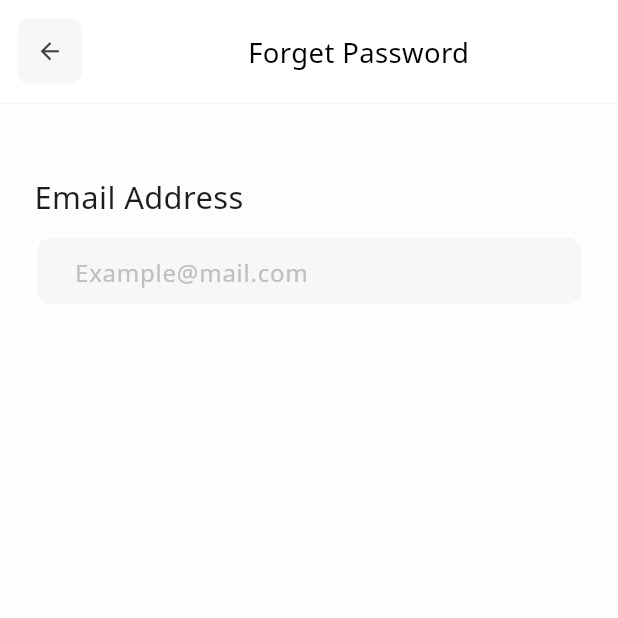
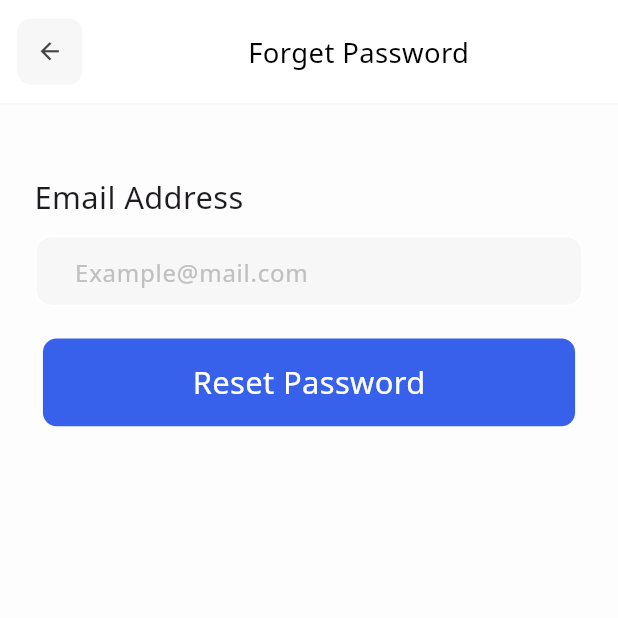
Before and after one commit to TopBusiness-Flutter-Projects/mawhebtak, a Flutter app: the ForgetPasswordScreen screen opened by its route, on a phone screen of 412 x 824 dp, the top half of it. Run offline on Flutter 3.47's test engine with Material 3 defaults, Android fonts, the light colour scheme and no system bars; our stand-ins replace auto_size_text, awesome_dialog, cached_network_image, connectivity_plus, dartz, dio and 13 more; missing offline and left inert: overlay_loader_with_app_icon; accounts and stored records are empty; Roboto replaces fonts that are missing (Noto Sans); project files that could hold a hidden picture were left out.

```diff
--- a/lib/core/utils/app_colors.dart
+++ b/lib/core/utils/app_colors.dart
@@ -3,8 +3,10 @@ import 'package:flutter/material.dart';
 import 'hex_color.dart';
 
 class AppColors {
-  static Color primary = const Color(0xff3646ff);
-  static Color secondPrimary = HexColor('#F4E07D');
+  static Color primary = const Color(0xff3761EA);
+  static Color secondPrimary = HexColor('#48B6F0');
+  // static Color primary = const Color(0xff3646ff);
+  // static Color secondPrimary = HexColor('#F4E07D');
   static Color grayLite = const Color(0xffF7F7F7);
   static Color darkGray = const Color(0xff464545);
   static Color gray = const Color(0xffC0C0C0);
--- a/lib/core/widgets/custom_button.dart
+++ b/lib/core/widgets/custom_button.dart
@@ -1,9 +1,4 @@
-import 'package:flutter/material.dart';
-import 'package:flutter_screenutil/flutter_screenutil.dart';
-
-import '../../../core/utils/app_colors.dart';
-import '../../../core/utils/app_strings.dart';
-import '../../../core/utils/get_size.dart';
+import 'package:mawhebtak/core/exports.dart';
 
 class CustomButton extends StatelessWidget {
   const CustomButton({
@@ -15,26 +10,26 @@ class CustomButton extends StatelessWidget {
   final String title;
   @override
   Widget build(BuildContext context) {
-    return InkWell(
+    return Padding(
+      padding: EdgeInsets.symmetric(
+          horizontal: 5.w, vertical: 10.h),
+      child: InkWell(
         onTap: onTap,
-   //   borderRadius: BorderRadius.circular(getSize(context) / 12),
+        borderRadius: BorderRadius.circular(8.r),
         child: Container(
-height: 30.h,
-       // width: double.infinity,
+          width: double.infinity,
           alignment: Alignment.center,
-        padding: EdgeInsets.symmetric(horizontal: 50.w),
+          padding: EdgeInsets.all(12.r),
           decoration: BoxDecoration(
-          color: AppColors.transparent,
-          borderRadius: BorderRadius.circular(8.r),
-          border: Border.all(width: 1.0,color: AppColors.white)
+            color: AppColors.primary,
+            borderRadius: BorderRadius.circular(8.sp),
           ),
           child: Text(
             title,
             style: TextStyle(
               color: AppColors.white,
               fontFamily: AppStrings.fontFamily,
-            fontWeight: FontWeight.w400,
-            fontSize: 14.sp
+            ),
           ),
         ),
       ),
--- a/lib/features/on_boarding/screen/onboarding1.dart
+++ b/lib/features/on_boarding/screen/onboarding1.dart
@@ -48,7 +48,7 @@ class OnBoarding1 extends StatelessWidget {
                  // textDirection: TextDirection.ltr,
                   effect: WormEffect(
                     activeDotColor: AppColors.secondPrimary,
-                    dotColor: AppColors.grayDark,
+                    dotColor: AppColors.grayLite.withOpacity(0.2),
                     dotHeight:5.h,
                     dotWidth: 13.w,
                     type: WormType.thin,
--- a/lib/features/on_boarding/screen/onboarding2.dart
+++ b/lib/features/on_boarding/screen/onboarding2.dart
@@ -55,7 +55,7 @@ class OnBoarding2 extends StatelessWidget {
 
                         effect: WormEffect(
                           activeDotColor: AppColors.secondPrimary,
-                          dotColor: AppColors.grayDark,
+                          dotColor: AppColors.grayLite.withOpacity(0.2),
                           dotHeight:5.h,
                           dotWidth: 13.w,
                           type: WormType.thin,
--- a/lib/features/verification/cubit/verification_cubit.dart
+++ b/lib/features/verification/cubit/verification_cubit.dart
@@ -7,4 +7,5 @@ import 'verification_state.dart';
 class VerificationCubit extends Cubit<VerificationState> {
   VerificationCubit(this.exRepo) : super(VerificationInitial());
   VerificationRepo exRepo;
+  TextEditingController pinController = TextEditingController();
 }
--- a/pubspec.yaml
+++ b/pubspec.yaml
@@ -49,7 +49,7 @@ dependencies:
   flutter_svg: ^2.0.10+1
   cached_network_image: ^3.3.1
   path_provider: ^2.1.3
-
+  pinput: ^5.0.0
   image_picker: ^0.8.7+5
   smooth_page_indicator: ^1.2.0+3
   pretty_dio_logger: ^1.4.0
```
Also changed, not shown: lib/app.dart (+6 -1 lines), lib/features/on_boarding/screen/onboarding3.dart (+1 -7 lines), lib/features/verification/screens/verification_screen.dart (+48 -0 lines), lib/injector.dart (+8 -0 lines), pubspec.lock. Lines whose indentation alone changed are shown as unchanged.
